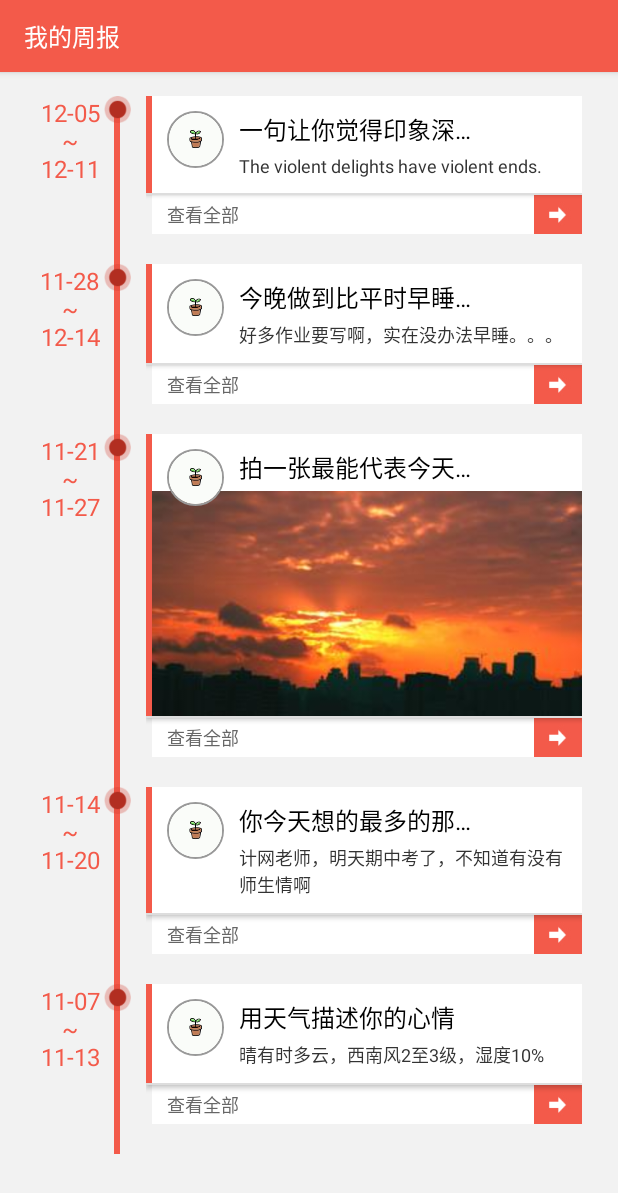
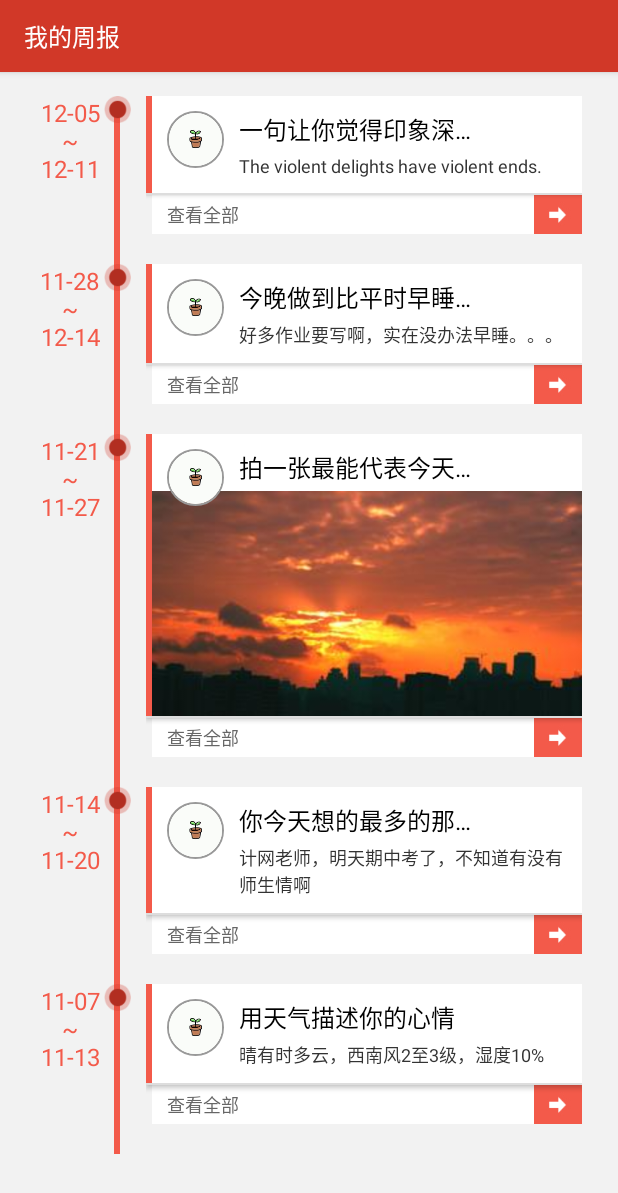
Before and after one commit to neilsun2009/Sanxing, an Android app: the WeeklyActivity screen opened directly, with no data from a screen before it, on a phone screen of 412 x 824 dp. Shown: the top 1193 px of the screen. Run offline under Robolectric (Android 15) with nearby library versions, the phone set to English and light mode, and no system bars.

Commit message:
改正周报页面标题栏颜色，修改发现部分图片大小

```diff
--- a/app/src/main/res/layout/activity_weekly.xml
+++ b/app/src/main/res/layout/activity_weekly.xml
@@ -10,11 +10,11 @@
     <TextView
         android:layout_width="match_parent"
         android:layout_height="@dimen/action_bar_height"
-        android:background="@color/colorActionBarBg"
         android:text="我的周报"
         android:paddingLeft="@dimen/action_bar_padding"
+        android:background="@color/colorAccent"
+        android:gravity="center_vertical"
         android:textSize="@dimen/action_bar_text_size"
-        android:gravity="center_vertical"
         android:textColor="@color/colorActionBarText"
         android:elevation="3dp"/>
     <!--first line-->
--- a/app/src/main/res/layout/fragment_today.xml
+++ b/app/src/main/res/layout/fragment_today.xml
@@ -9,8 +9,7 @@
         android:layout_height="wrap_content"
         android:paddingTop="20dp"
         android:divider="@null"
-        android:dividerHeight="0dp"
-        >
+        android:dividerHeight="0dp">
 
     </ListView>
 </LinearLayout>
--- a/build.gradle
+++ b/build.gradle
@@ -5,7 +5,7 @@ buildscript {
         jcenter()
     }
     dependencies {
-        classpath 'com.android.tools.build:gradle:2.2.2'
+        classpath 'com.android.tools.build:gradle:2.2.3'
 
         // NOTE: Do not place your application dependencies here; they belong
         // in the individual module build.gradle files
```
Also changed, not shown: app/src/main/res/drawable/find_list_1.jpg, app/src/main/res/drawable/find_list_2.jpg, app/src/main/res/drawable/find_list_3.jpg, app/src/main/res/drawable/find_title.jpg.
